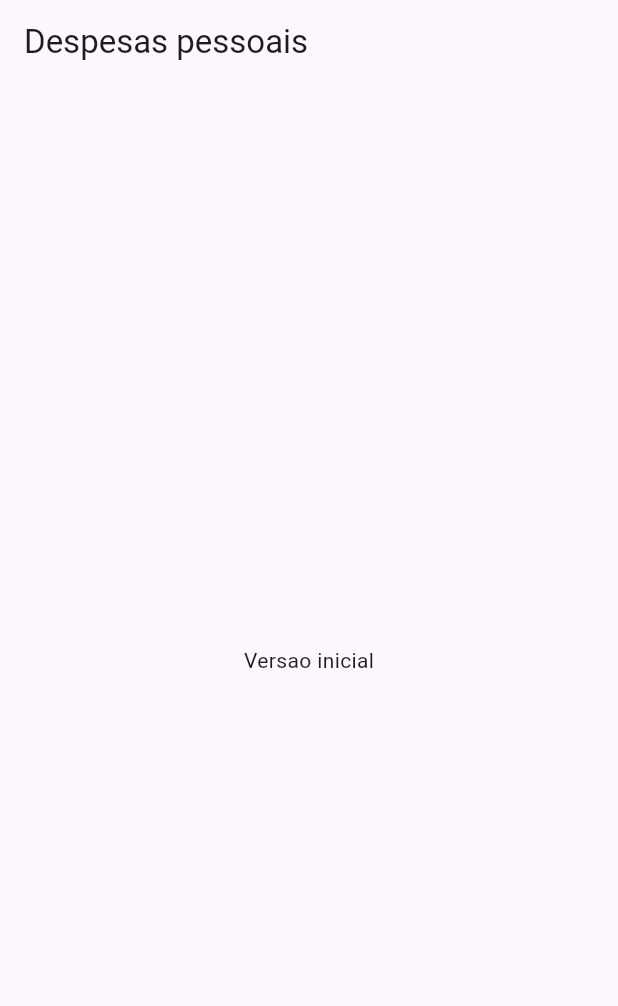
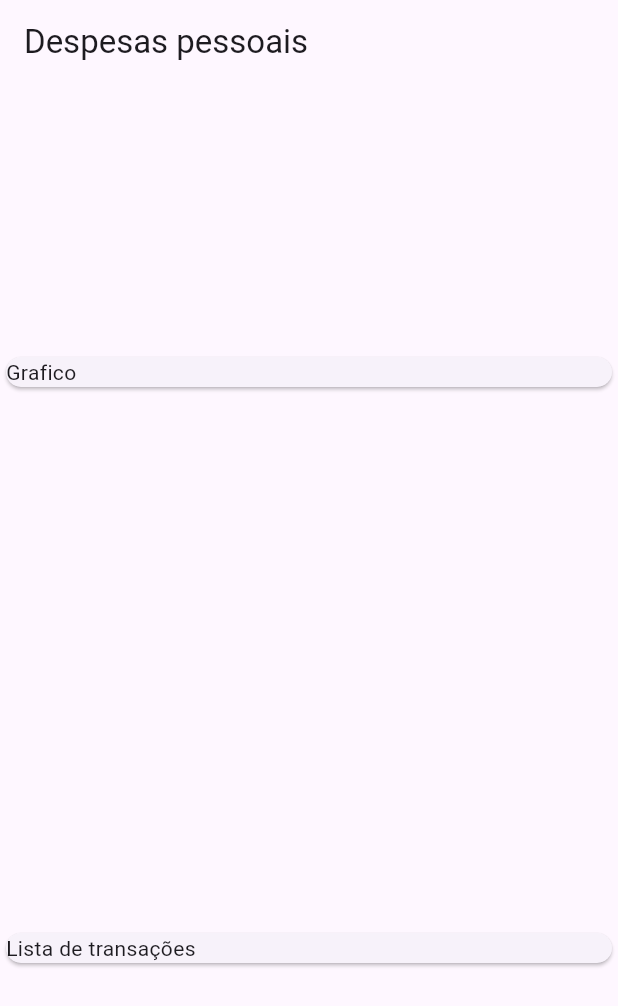
Before and after one commit to GabrielSKlauck/AppDespesas, a Flutter app: the screen it shows after launch, on a phone screen of 412 x 824 dp. Shown: the top 1006 px of the screen. Run offline on Flutter 3.47's test engine with Material 3 defaults, Android fonts, the phone set to English and light mode, and no system bars.

Commit message:
Alinhamento de cards

```diff
--- a/expenses/lib/main.dart
+++ b/expenses/lib/main.dart
@@ -1,4 +1,4 @@
-// ignore_for_file: prefer_const_constructors
+// ignore_for_file: prefer_const_constructors, prefer_const_literals_to_create_immutables
 
 import 'package:flutter/material.dart';
 
@@ -22,9 +22,21 @@ class MyHomePage extends StatelessWidget {
         appBar: AppBar(
           title: Text("Despesas pessoais"),
         ),
-        body: Center(
-          child: Text("Versao inicial"),
-        ),
+        body: Column(
+          mainAxisAlignment: MainAxisAlignment.spaceAround,
+          crossAxisAlignment: CrossAxisAlignment.stretch,
+          children: [
+            Container(
+              width: double.infinity,
+              child: Card(
+                child: Text('Grafico'),
+              ),
+            ),
+            Card(
+              child: Text('Lista de transações'),
+            )
+          ],
+          ),
       );
   }
 }
```
